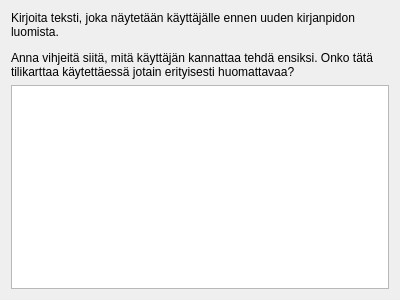
artoh/kitupiikki, file kitupiikki/ktpvienti/ktpaloitusteksti.ui: the form before one commit.
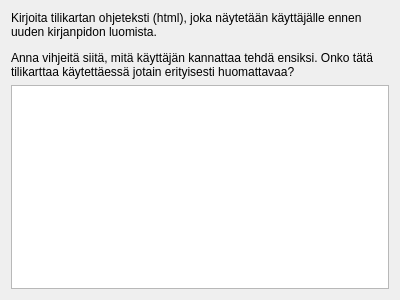
The form after the commit.

Patch:
```diff
--- a/kitupiikki/ktpvienti/ktpaloitusteksti.ui
+++ b/kitupiikki/ktpvienti/ktpaloitusteksti.ui
@@ -17,7 +17,7 @@
    <item>
     <widget class="QLabel" name="label">
      <property name="text">
-      <string>&lt;html&gt;&lt;head/&gt;&lt;body&gt;&lt;p&gt;Kirjoita teksti, joka näytetään käyttäjälle ennen uuden kirjanpidon luomista.&lt;/p&gt;&lt;p&gt;Anna vihjeitä siitä, mitä käyttäjän kannattaa tehdä ensiksi. Onko tätä tilikarttaa käytettäessä jotain erityisesti huomattavaa?&lt;/p&gt;&lt;/body&gt;&lt;/html&gt;</string>
+      <string>&lt;html&gt;&lt;head/&gt;&lt;body&gt;&lt;p&gt;Kirjoita tilikartan ohjeteksti (html), joka näytetään käyttäjälle ennen uuden kirjanpidon luomista.&lt;/p&gt;&lt;p&gt;Anna vihjeitä siitä, mitä käyttäjän kannattaa tehdä ensiksi. Onko tätä tilikarttaa käytettäessä jotain erityisesti huomattavaa?&lt;/p&gt;&lt;/body&gt;&lt;/html&gt;</string>
      </property>
      <property name="wordWrap">
       <bool>true</bool>
```
